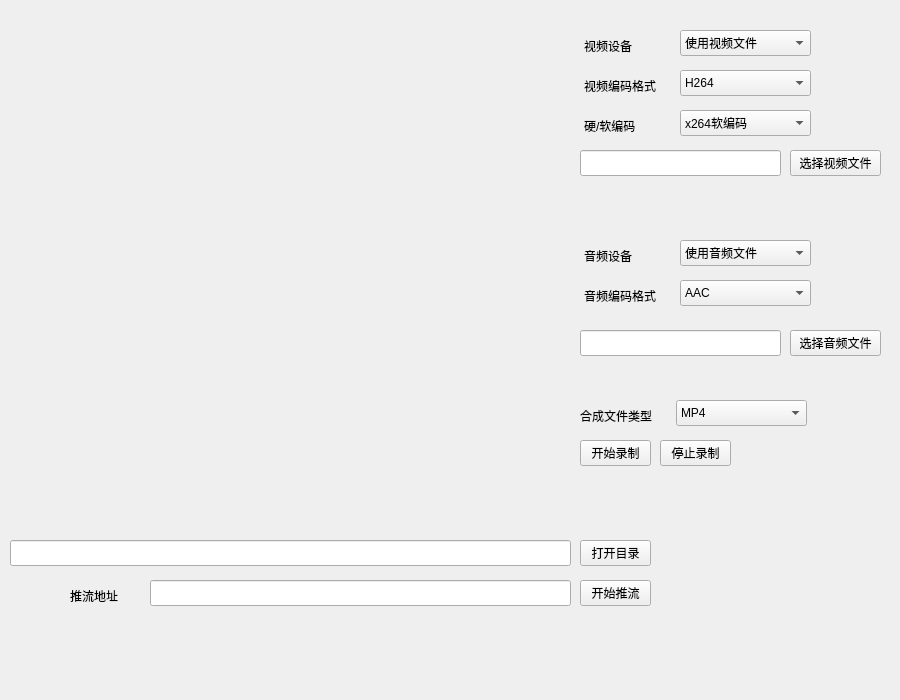
Before: the Qt Designer form LinuxCamera/mainwindow.ui in wangning2016/CameraRecord, drawn with Qt 5.
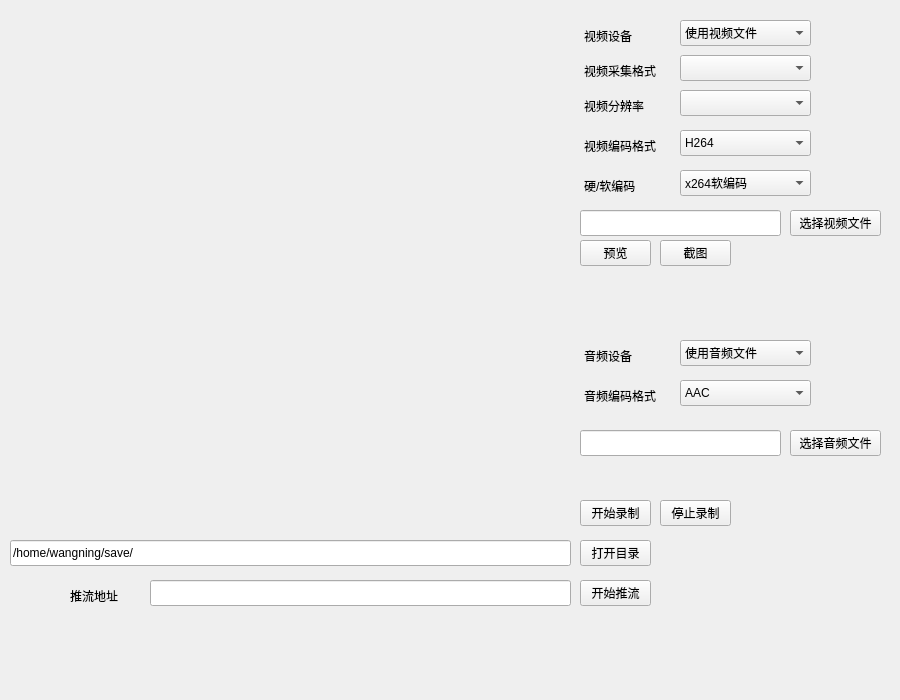
After: the same form once the commit is applied.

Commit message: 添加yuv，pcm数据采集

Patch:
```diff
--- a/LinuxCamera/mainwindow.ui
+++ b/LinuxCamera/mainwindow.ui
@@ -31,8 +31,8 @@
      <rect>
       <x>10</x>
       <y>10</y>
-      <width>561</width>
-      <height>511</height>
+      <width>560</width>
+      <height>420</height>
      </rect>
     </property>
    </widget>
@@ -40,7 +40,7 @@
     <property name="geometry">
      <rect>
       <x>584</x>
-      <y>30</y>
+      <y>20</y>
       <width>81</width>
       <height>31</height>
      </rect>
@@ -53,7 +53,7 @@
     <property name="geometry">
      <rect>
       <x>680</x>
-      <y>30</y>
+      <y>20</y>
       <width>131</width>
       <height>26</height>
      </rect>
@@ -68,7 +68,7 @@
     <property name="geometry">
      <rect>
       <x>680</x>
-      <y>70</y>
+      <y>130</y>
       <width>131</width>
       <height>26</height>
      </rect>
@@ -88,7 +88,7 @@
     <property name="geometry">
      <rect>
       <x>584</x>
-      <y>70</y>
+      <y>130</y>
       <width>81</width>
       <height>31</height>
      </rect>
@@ -101,7 +101,7 @@
     <property name="geometry">
      <rect>
       <x>584</x>
-      <y>240</y>
+      <y>340</y>
       <width>81</width>
       <height>31</height>
      </rect>
@@ -114,7 +114,7 @@
     <property name="geometry">
      <rect>
       <x>680</x>
-      <y>240</y>
+      <y>340</y>
       <width>131</width>
       <height>26</height>
      </rect>
@@ -129,7 +129,7 @@
     <property name="geometry">
      <rect>
       <x>584</x>
-      <y>280</y>
+      <y>380</y>
       <width>81</width>
       <height>31</height>
      </rect>
@@ -142,7 +142,7 @@
     <property name="geometry">
      <rect>
       <x>680</x>
-      <y>280</y>
+      <y>380</y>
       <width>131</width>
       <height>26</height>
      </rect>
@@ -162,7 +162,7 @@
     <property name="geometry">
      <rect>
       <x>584</x>
-      <y>110</y>
+      <y>170</y>
       <width>81</width>
       <height>31</height>
      </rect>
@@ -175,7 +175,7 @@
     <property name="geometry">
      <rect>
       <x>680</x>
-      <y>110</y>
+      <y>170</y>
       <width>131</width>
       <height>26</height>
      </rect>
@@ -190,7 +190,7 @@
     <property name="geometry">
      <rect>
       <x>580</x>
-      <y>330</y>
+      <y>430</y>
       <width>201</width>
       <height>26</height>
      </rect>
@@ -200,7 +200,7 @@
     <property name="geometry">
      <rect>
       <x>790</x>
-      <y>330</y>
+      <y>430</y>
       <width>91</width>
       <height>26</height>
      </rect>
@@ -213,7 +213,7 @@
     <property name="geometry">
      <rect>
       <x>790</x>
-      <y>150</y>
+      <y>210</y>
       <width>91</width>
       <height>26</height>
      </rect>
@@ -226,7 +226,7 @@
     <property name="geometry">
      <rect>
       <x>580</x>
-      <y>150</y>
+      <y>210</y>
       <width>201</width>
       <height>26</height>
      </rect>
@@ -236,7 +236,7 @@
     <property name="geometry">
      <rect>
       <x>580</x>
-      <y>440</y>
+      <y>500</y>
       <width>71</width>
       <height>26</height>
      </rect>
@@ -249,7 +249,7 @@
     <property name="geometry">
      <rect>
       <x>660</x>
-      <y>440</y>
+      <y>500</y>
       <width>71</width>
       <height>26</height>
      </rect>
@@ -258,39 +258,6 @@
      <string>停止录制</string>
     </property>
    </widget>
-   <widget class="QComboBox" name="cmbFileType">
-    <property name="geometry">
-     <rect>
-      <x>676</x>
-      <y>400</y>
-      <width>131</width>
-      <height>26</height>
-     </rect>
-    </property>
-    <item>
-     <property name="text">
-      <string>MP4</string>
-     </property>
-    </item>
-    <item>
-     <property name="text">
-      <string>FLV</string>
-     </property>
-    </item>
-   </widget>
-   <widget class="QLabel" name="label_6">
-    <property name="geometry">
-     <rect>
-      <x>580</x>
-      <y>400</y>
-      <width>81</width>
-      <height>31</height>
-     </rect>
-    </property>
-    <property name="text">
-     <string>合成文件类型</string>
-    </property>
-   </widget>
    <widget class="QLabel" name="labResult">
     <property name="geometry">
      <rect>
@@ -313,6 +280,9 @@
       <height>26</height>
      </rect>
     </property>
+    <property name="text">
+     <string>/home/wangning/save/</string>
+    </property>
    </widget>
    <widget class="QPushButton" name="btOpenMuxDir">
     <property name="geometry">
@@ -363,6 +333,78 @@
      <string>推流地址</string>
     </property>
    </widget>
+   <widget class="QLabel" name="label_8">
+    <property name="geometry">
+     <rect>
+      <x>584</x>
+      <y>55</y>
+      <width>81</width>
+      <height>31</height>
+     </rect>
+    </property>
+    <property name="text">
+     <string>视频采集格式</string>
+    </property>
+   </widget>
+   <widget class="QComboBox" name="cmbVideoCaptureFormat">
+    <property name="geometry">
+     <rect>
+      <x>680</x>
+      <y>55</y>
+      <width>131</width>
+      <height>26</height>
+     </rect>
+    </property>
+   </widget>
+   <widget class="QLabel" name="label_9">
+    <property name="geometry">
+     <rect>
+      <x>584</x>
+      <y>90</y>
+      <width>81</width>
+      <height>31</height>
+     </rect>
+    </property>
+    <property name="text">
+     <string>视频分辨率</string>
+    </property>
+   </widget>
+   <widget class="QComboBox" name="cmbVideoPix">
+    <property name="geometry">
+     <rect>
+      <x>680</x>
+      <y>90</y>
+      <width>131</width>
+      <height>26</height>
+     </rect>
+    </property>
+   </widget>
+   <widget class="QPushButton" name="btPreview">
+    <property name="geometry">
+     <rect>
+      <x>580</x>
+      <y>240</y>
+      <width>71</width>
+      <height>26</height>
+     </rect>
+    </property>
+    <property name="text">
+     <string>预览</string>
+    </property>
+   </widget>
+   <widget class="QPushButton" name="btScreenShot">
+    <property name="geometry">
+     <rect>
+      <x>660</x>
+      <y>240</y>
+      <width>71</width>
+      <height>26</height>
+     </rect>
+    </property>
+    <property name="text">
+     <string>截图</string>
+    </property>
+   </widget>
   </widget>
  </widget>
  <resources/>
```
Left out of the diff: 3 changed lines with no effect on the pictures. The commit also changes 16 other files.
